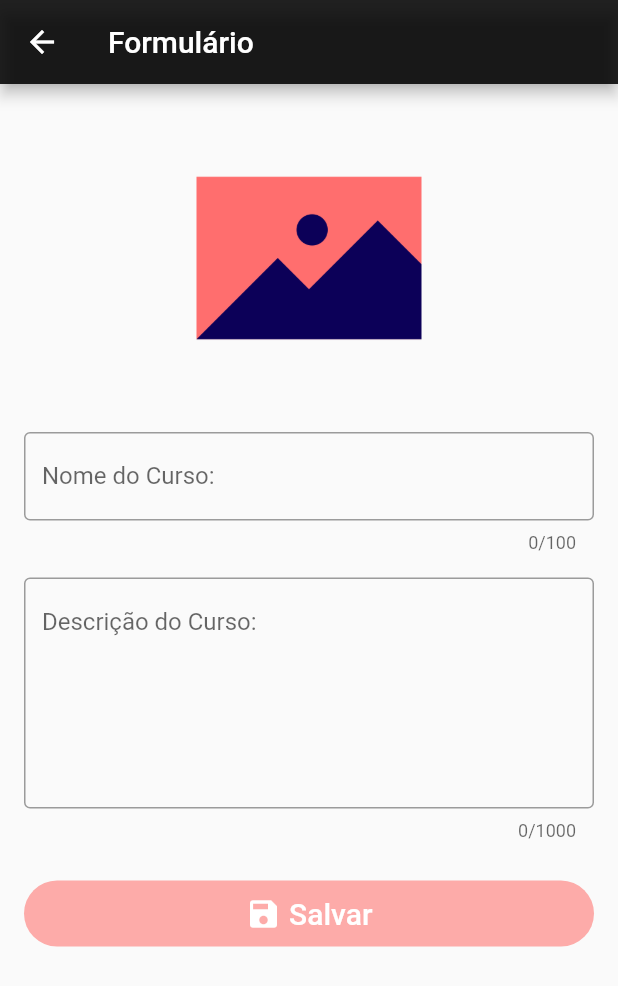
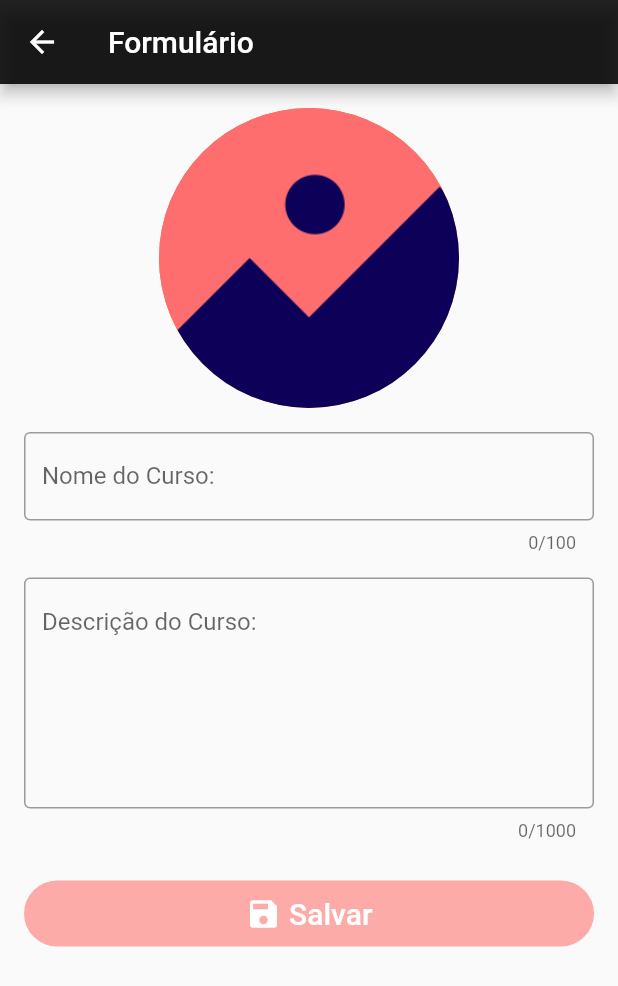
Before and after one commit to alvarobcprado/flutter-dio-courses, a Flutter app: the screen it shows after launch, after a tap on "Adicionar novo curso", on a phone screen of 412 x 824 dp. Shown: the top 986 px of the screen. Run offline on Flutter 3.47's test engine with Material 2 defaults, Android fonts, the phone set to English and light mode, and no system bars; our stand-ins replace flutter_slidable, form_field_validator, get, image_picker.

Commit message:
feat: changed course image to circle avatar

```diff
--- a/lib/app/views/course_form_view/widgets/course_form_widget.dart
+++ b/lib/app/views/course_form_view/widgets/course_form_widget.dart
@@ -28,7 +28,11 @@ class CourseFormWidget extends StatelessWidget {
                 child: Container(
                   height: 200,
                   width: 200,
-                  child: Obx(() => course.logoImage.value),
+                  child: Obx(
+                    () => CircleAvatar(
+                      backgroundImage: course.logoImage.value.image,
+                    ),
+                  ),
                 ),
               ),
             ),
--- a/lib/app/views/home_view/widgets/courses_list_view.dart
+++ b/lib/app/views/home_view/widgets/courses_list_view.dart
@@ -21,11 +21,13 @@ class CoursesListView extends StatelessWidget {
               actionExtentRatio: 0.25,
               child: ListTile(
                 leading: Obx(() => CircleAvatar(
-                      child: course.logoImage.value,
+                      radius: 25,
+                      backgroundImage: course.logoImage.value.image,
+                      backgroundColor: Colors.transparent,
                     )),
                 title: Obx(() => Text(
                       course.name.value,
-                      style: TextStyle(color: Colors.white70),
+                      style: TextStyle(color: Colors.white),
                       maxLines: 3,
                       overflow: TextOverflow.ellipsis,
                     )),
```
